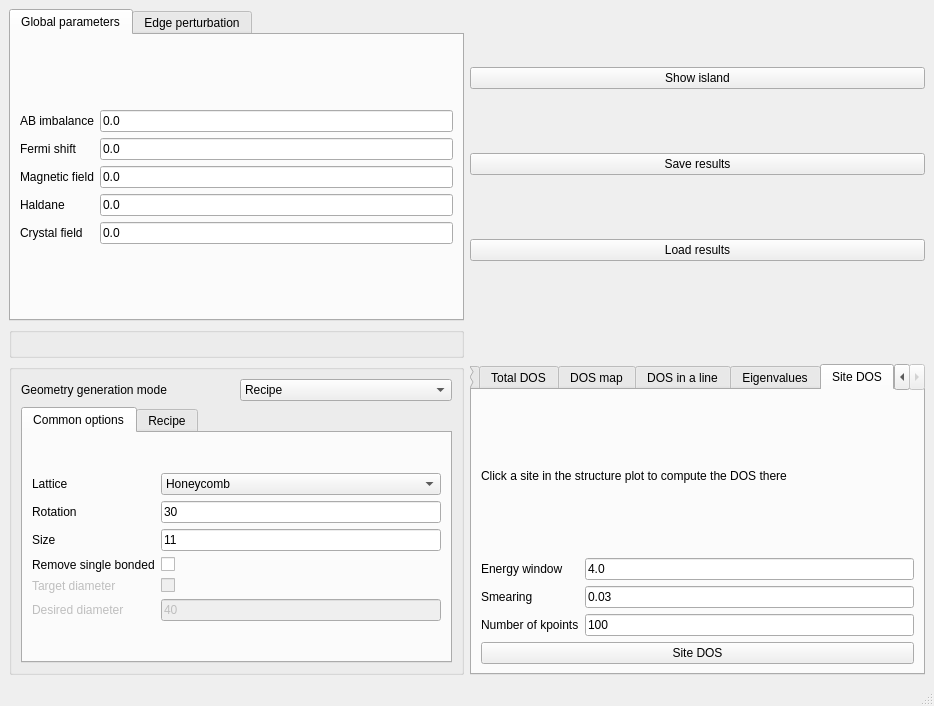
Before: the Qt Designer form interface-pyqt/huge_0d/interface.ui in joselado/quantum-lattice, drawn with Qt 5.
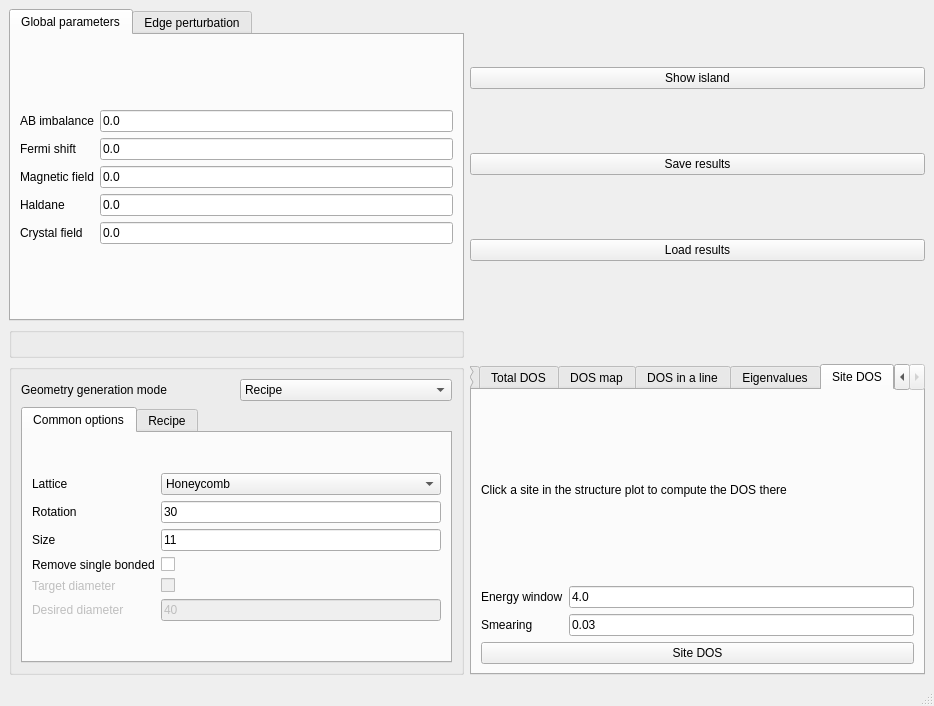
After: the same form once the commit is applied. The open tabs and pages were chosen to show the change. Custom widgets are drawn as their Qt base class.

Commit message:
Polish the Site DOS view: axis, k-points defaults, 0D UI
- ql-site-dos: the DOS subplot's y-axis now just shows "0"/"max" ticks
  instead of raw numeric values, since the absolute scale isn't
  meaningful for a projected DOS.
- Drop the "Number of kpoints" field entirely from 0d/huge_0d's Site
  DOS tab - both are always 0-dimensional, so it's meaningless there
  (get_site_dos already defaults nk to 1 when the field is absent).
- Default "Number of kpoints" to 30 instead of 100 for the 2D-geometry
  modes (2d, 2dslab, hybridfilm, multilayergraphene, tmdc, tbg,
  heavyfermion).

The edit to the form file:
```diff
--- a/interface-pyqt/huge_0d/interface.ui
+++ b/interface-pyqt/huge_0d/interface.ui
@@ -1000,20 +1000,6 @@
             </property>
            </widget>
           </item>
-          <item row="2" column="0">
-           <widget class="BodyLabel" name="label_site_dos_nk">
-            <property name="text">
-             <string>Number of kpoints</string>
-            </property>
-           </widget>
-          </item>
-          <item row="2" column="1">
-           <widget class="LineEdit" name="site_dos_nk">
-            <property name="text">
-             <string>100</string>
-            </property>
-           </widget>
-          </item>
          </layout>
         </item>
         <item>
```
The commit also changes 18 other files.
